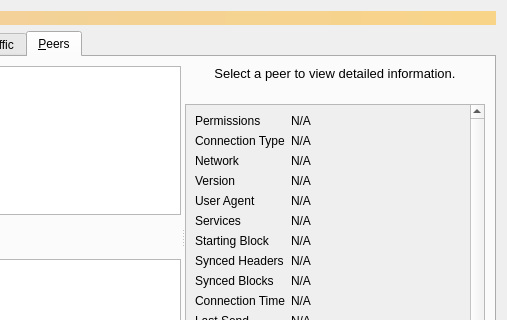
This is src/qt/forms/debugwindow.ui in umkoin/umkoin as Qt 5 draws it before an edit; both pictures show x 241 to 748 and y 0 to 320 of the 748 by 430 pixel window. The edited form follows.
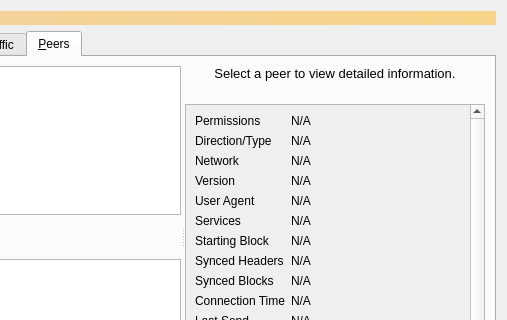
This is the edited form. The open tabs and pages were chosen to show the change. Icons and pictures are not drawn. Custom widgets are drawn as their Qt base class.

```diff
--- a/src/qt/forms/debugwindow.ui
+++ b/src/qt/forms/debugwindow.ui
@@ -1082,7 +1082,7 @@
                    <string>The type of peer connection: %1</string>
                  </property>
                  <property name="text">
-                  <string>Connection Type</string>
+                  <string>Direction/Type</string>
                  </property>
                 </widget>
                </item>
```
Left out of the diff: 2 changed lines with no effect on the pictures.
